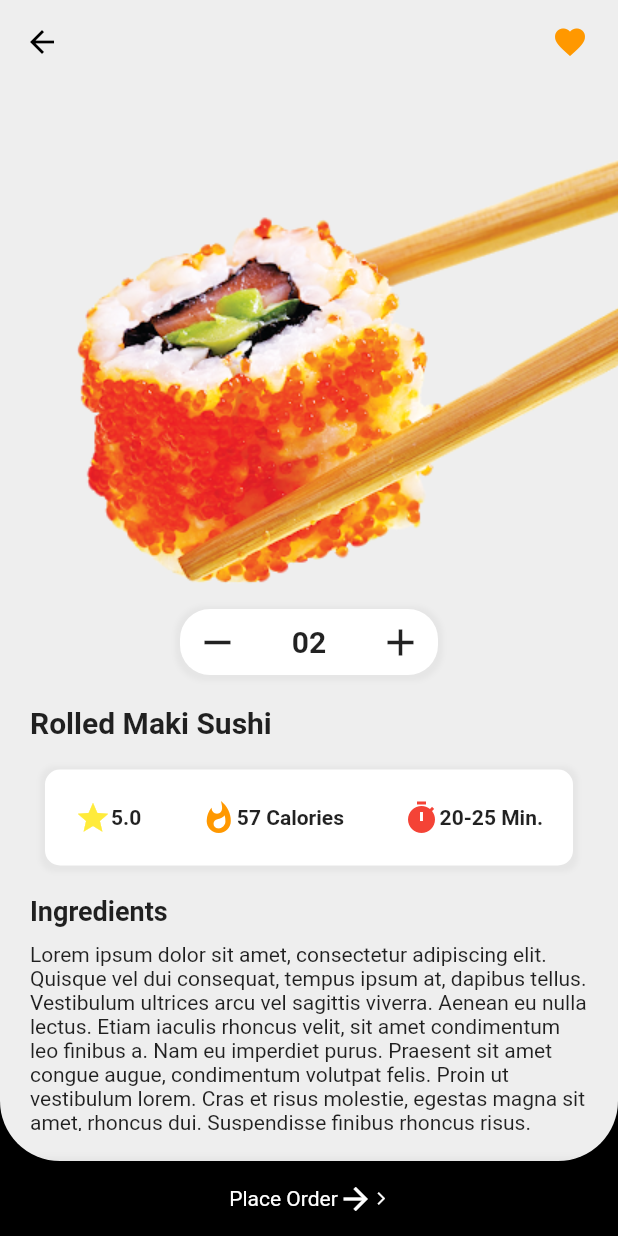
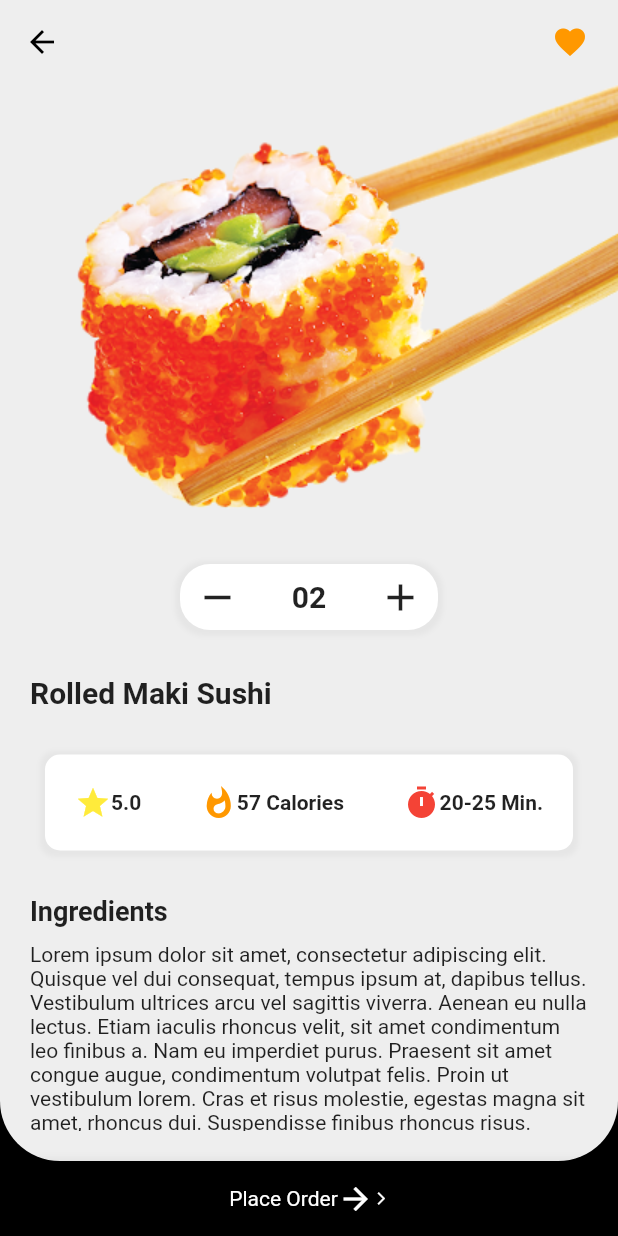
Before and after one commit to aledevme/sushiapp, a Flutter app: the Detail screen opened by its route, on a phone screen of 412 x 824 dp. Run offline on Flutter 3.47's test engine with Material 2 defaults, Android fonts, the phone set to English and light mode, and no system bars.

Commit message:
some things spacing in details screen fixed

```diff
--- a/lib/main.dart
+++ b/lib/main.dart
@@ -10,6 +10,7 @@ class MyApp extends StatelessWidget {
   Widget build(BuildContext context) {
     return MaterialApp(
       title: 'Material App',
+      debugShowCheckedModeBanner: false,
       routes: {
         '/' : (BuildContext context) => Home(),
         'menu' : (BuildContext context) => Menu(),
--- a/lib/screens/detail.dart
+++ b/lib/screens/detail.dart
@@ -35,7 +35,7 @@ class Detail extends StatelessWidget {
             Column(
               crossAxisAlignment: CrossAxisAlignment.start,
               children: [
-                SizedBox(height: 350),
+                SizedBox(height: 320),
                 _floatOption(),
                 SizedBox(height: 20),
                 Container(
@@ -45,12 +45,14 @@ class Detail extends StatelessWidget {
                   child: Column(
                     crossAxisAlignment: CrossAxisAlignment.start,
                     children: [
+                      SizedBox(height: 10),
                       Text('Rolled Maki Sushi', style: TextStyle(
                         fontSize: 20,
                         fontWeight: FontWeight.w600
                       )),
-
+                      SizedBox(height: 10),
                       _options(),
+                      SizedBox(height: 10),
                       Text('Ingredients', style: TextStyle(
                         fontSize: 18,
                         fontWeight: FontWeight.w600
@@ -92,6 +94,7 @@ class Detail extends StatelessWidget {
   Widget _sushiImage(){
     return Positioned(
       left: 50,
+      top: -50,
       child: Image(
         image: AssetImage('assets/sushi.png'),
       ),
```
Also changed, not shown: lib/screens/menu.dart (+6 -3 lines).
